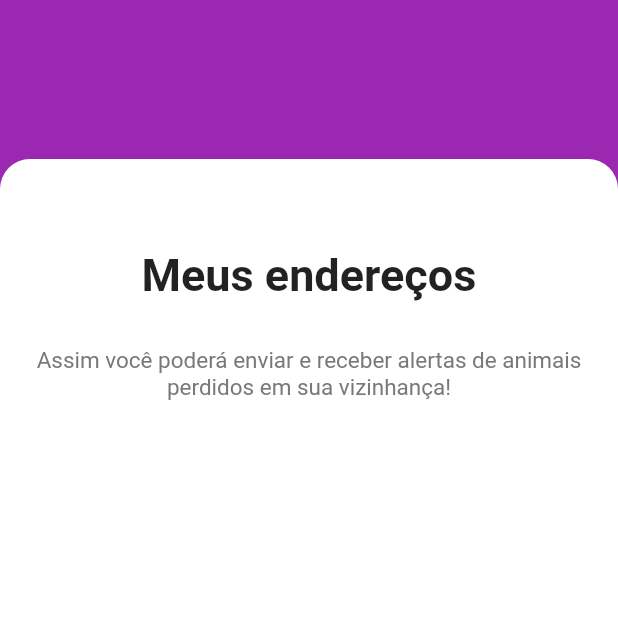
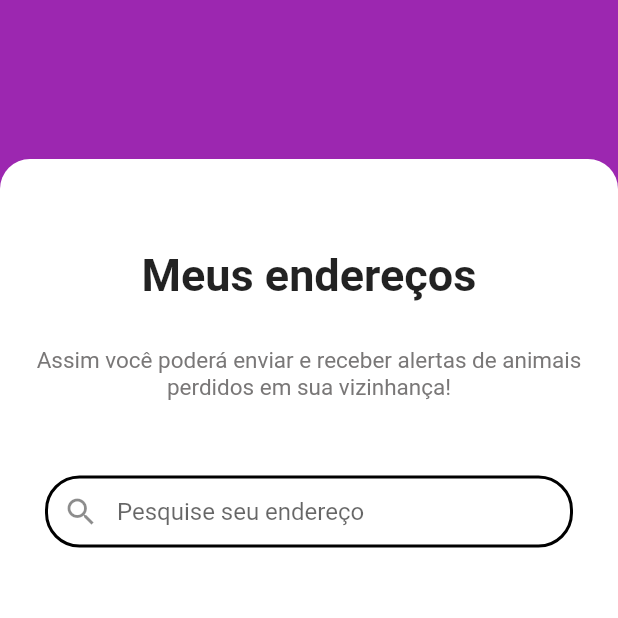
Before and after one commit to willianconrado/pet_app_qrcode, a Flutter app: the screen it shows after launch, on a phone screen of 412 x 824 dp, the top half of it. Run offline on Flutter 3.47's test engine with Material 2 defaults, Android fonts, the phone set to English and light mode, and no system bars.

Commit message:
atualizacao 29/8

```diff
--- a/lib/main.dart
+++ b/lib/main.dart
@@ -1,7 +1,5 @@
 import 'package:flutter/material.dart';
 import 'package:pet_app_qrcode/screens/address.dart';
-import 'package:pet_app_qrcode/screens/login.page.dart';
-import 'screens/register.phone.dart';
 
 void main() {
   runApp(const MyApp());
--- a/lib/screens/address.dart
+++ b/lib/screens/address.dart
@@ -23,9 +23,9 @@ class Address extends StatelessWidget {
               topRight: Radius.circular(20),
             ),
           ),
-          child: const Column(
+          child: Column(
             children: <Widget>[
-              Padding(
+              const Padding(
                 padding: EdgeInsets.only(top: 60),
                 child: Text(
                   "Meus endereços",
@@ -36,10 +36,10 @@ class Address extends StatelessWidget {
                   ),
                 ),
               ),
-               SizedBox(
+              const SizedBox(
                 height: 30,
               ),
-               Text(
+              const Text(
                 "Assim você poderá enviar e receber alertas de animais perdidos em sua vizinhança!",
                 textAlign: TextAlign.center,
                 style: TextStyle(
@@ -47,11 +47,46 @@ class Address extends StatelessWidget {
                   color: Color.fromARGB(255, 121, 119, 119),
                 ),
               ),
-               SizedBox(
+              const SizedBox(
                 height: 50,
-            ),
+              ),
+              Column(
+                crossAxisAlignment: CrossAxisAlignment.center,
+                mainAxisAlignment: MainAxisAlignment.center,
+                children: [
+                  Container(
+                    width: 500,
+                    padding: const EdgeInsets.fromLTRB(30, 0, 30, 0),
+                    child: TextFormField(
+                      decoration: InputDecoration(
+                        prefixIcon: const Icon(Icons.search),
+                        hintText: "Pesquise seu endereço",
+                        fillColor: Colors.white,
+                        filled: true,
+                        enabledBorder: OutlineInputBorder(
+                          borderRadius: BorderRadius.circular(23),
+                          borderSide:
+                              const BorderSide(color: Colors.black, width: 2),
+                        ),
+                        contentPadding: const EdgeInsets.fromLTRB(16, 8, 16, 8),
+                        border: OutlineInputBorder(
+                          borderRadius: BorderRadius.circular(23),
+                        ),
+                        focusedBorder: OutlineInputBorder(
+                          borderRadius: BorderRadius.circular(23),
+                          borderSide:
+                              const BorderSide(color: Colors.blue, width: 4),
+                        ),
+                      ),
+                    ),
+                  ),
+                ],
+              ),
+              const SizedBox(
+                height: 50,
+              ),
             ],
-           ),
+          ),
         ),
       ),
     );
```
Also changed, not shown: lib/components/authentication_input_decoration.dart (added, +21 -0 lines), lib/screens/register.phone.dart (+3 -9 lines).
